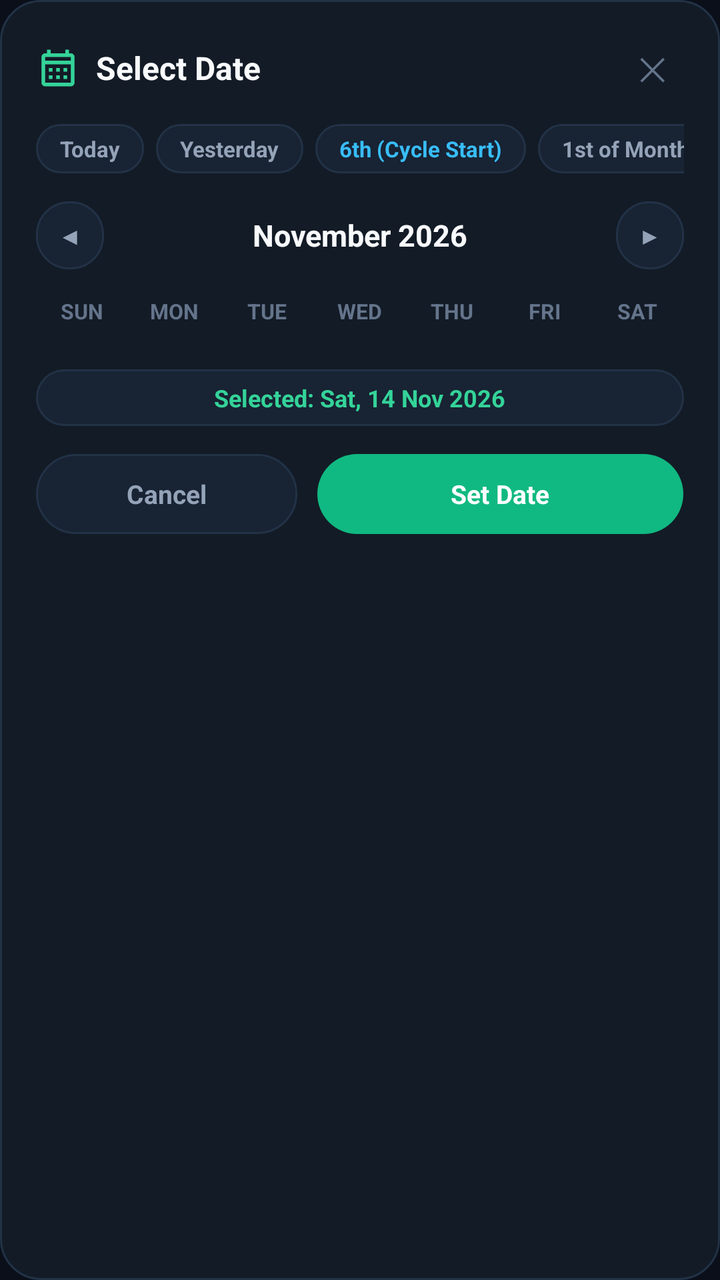
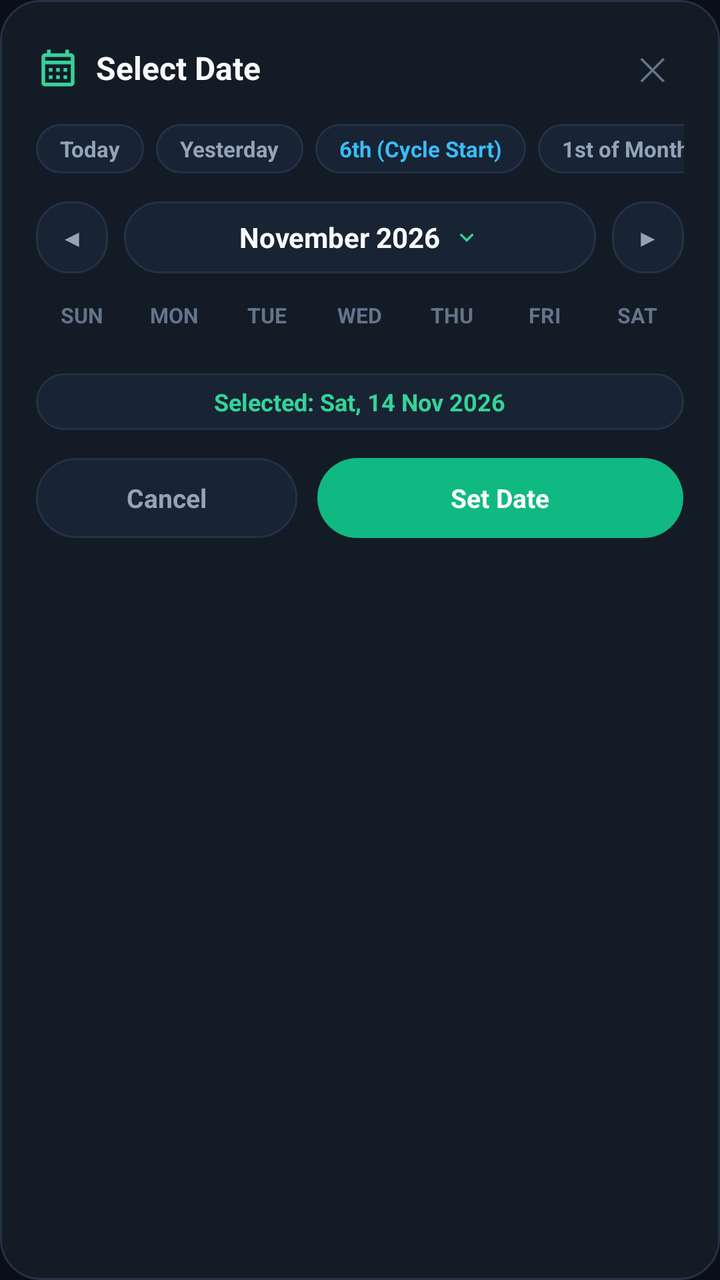

An Android layout rendered at two revisions. The XML below is the earlier revision; the diff shows what the commit changed to produce the second picture.
<!-- AndroidManifest.xml: application theme AppTheme -->
<!-- res/layout/dialog_custom_calendar.xml -->
<?xml version="1.0" encoding="utf-8"?>
<LinearLayout
    xmlns:android="http://schemas.android.com/apk/res/android"
    android:layout_width="match_parent"
    android:layout_height="wrap_content"
    android:orientation="vertical"
    android:background="@drawable/bg_dialog_calendar"
    android:padding="18dp">

    
    <LinearLayout
        android:layout_width="match_parent"
        android:layout_height="wrap_content"
        android:orientation="horizontal"
        android:gravity="center_vertical">

        <ImageView
            android:layout_width="22dp"
            android:layout_height="22dp"
            android:src="@drawable/ic_calendar"
            android:tint="@color/green_mint"
            android:layout_marginEnd="8dp"
            android:contentDescription="Calendar" />

        <TextView
            android:layout_width="0dp"
            android:layout_height="wrap_content"
            android:layout_weight="1"
            android:text="Select Date"
            android:textColor="@color/text_primary"
            android:textSize="16sp"
            android:textStyle="bold" />

        <TextView
            android:id="@+id/tvCalendarClose"
            android:layout_width="32dp"
            android:layout_height="32dp"
            android:gravity="center"
            android:text="✕"
            android:textColor="@color/text_muted"
            android:textSize="16sp"
            android:clickable="true"
            android:focusable="true" />
    </LinearLayout>

    
    <HorizontalScrollView
        android:layout_width="match_parent"
        android:layout_height="wrap_content"
        android:scrollbars="none"
        android:layout_marginTop="12dp">

        <LinearLayout
            android:layout_width="wrap_content"
            android:layout_height="wrap_content"
            android:orientation="horizontal"
            android:gravity="center_vertical">

            <TextView
                android:id="@+id/btnPresetToday"
                android:layout_width="wrap_content"
                android:layout_height="wrap_content"
                android:background="@drawable/bg_pill_dark"
                android:text="Today"
                android:textColor="@color/text_secondary"
                android:textSize="11sp"
                android:textStyle="bold"
                android:paddingStart="12dp"
                android:paddingEnd="12dp"
                android:paddingTop="5dp"
                android:paddingBottom="5dp"
                android:clickable="true"
                android:focusable="true" />

            <TextView
                android:id="@+id/btnPresetYesterday"
                android:layout_width="wrap_content"
                android:layout_height="wrap_content"
                android:layout_marginStart="6dp"
                android:background="@drawable/bg_pill_dark"
                android:text="Yesterday"
                android:textColor="@color/text_secondary"
                android:textSize="11sp"
                android:textStyle="bold"
                android:paddingStart="12dp"
                android:paddingEnd="12dp"
                android:paddingTop="5dp"
                android:paddingBottom="5dp"
                android:clickable="true"
                android:focusable="true" />

            <TextView
                android:id="@+id/btnPresetCycleStart"
                android:layout_width="wrap_content"
                android:layout_height="wrap_content"
                android:layout_marginStart="6dp"
                android:background="@drawable/bg_pill_dark"
                android:text="6th (Cycle Start)"
                android:textColor="@color/blue_sky"
                android:textSize="11sp"
                android:textStyle="bold"
                android:paddingStart="12dp"
                android:paddingEnd="12dp"
                android:paddingTop="5dp"
                android:paddingBottom="5dp"
                android:clickable="true"
                android:focusable="true" />

            <TextView
                android:id="@+id/btnPresetMonthStart"
                android:layout_width="wrap_content"
                android:layout_height="wrap_content"
                android:layout_marginStart="6dp"
                android:background="@drawable/bg_pill_dark"
                android:text="1st of Month"
                android:textColor="@color/text_secondary"
                android:textSize="11sp"
                android:textStyle="bold"
                android:paddingStart="12dp"
                android:paddingEnd="12dp"
                android:paddingTop="5dp"
                android:paddingBottom="5dp"
                android:clickable="true"
                android:focusable="true" />
        </LinearLayout>
    </HorizontalScrollView>

    
    <LinearLayout
        android:layout_width="match_parent"
        android:layout_height="wrap_content"
        android:layout_marginTop="14dp"
        android:layout_marginBottom="8dp"
        android:orientation="horizontal"
        android:gravity="center_vertical">

        <TextView
            android:id="@+id/btnPrevMonth"
            android:layout_width="34dp"
            android:layout_height="34dp"
            android:background="@drawable/bg_calendar_nav_btn"
            android:gravity="center"
            android:text="◀"
            android:textColor="@color/text_secondary"
            android:textSize="12sp"
            android:clickable="true"
            android:focusable="true" />

        <TextView
            android:id="@+id/tvMonthYear"
            android:layout_width="0dp"
            android:layout_height="wrap_content"
            android:layout_weight="1"
            android:gravity="center"
            android:text="November 2026"
            android:textColor="@color/text_primary"
            android:textSize="15sp"
            android:textStyle="bold"
            android:clickable="true"
            android:focusable="true" />

        <TextView
            android:id="@+id/btnNextMonth"
            android:layout_width="34dp"
            android:layout_height="34dp"
            android:background="@drawable/bg_calendar_nav_btn"
            android:gravity="center"
            android:text="▶"
            android:textColor="@color/text_secondary"
            android:textSize="12sp"
            android:clickable="true"
            android:focusable="true" />
    </LinearLayout>

    
    <LinearLayout
        android:layout_width="match_parent"
        android:layout_height="26dp"
        android:orientation="horizontal"
        android:gravity="center_vertical">

        <TextView
            android:layout_width="0dp"
            android:layout_height="wrap_content"
            android:layout_weight="1"
            android:gravity="center"
            android:text="SUN"
            android:textColor="@color/text_muted"
            android:textSize="10.5sp"
            android:textStyle="bold" />

        <TextView
            android:layout_width="0dp"
            android:layout_height="wrap_content"
            android:layout_weight="1"
            android:gravity="center"
            android:text="MON"
            android:textColor="@color/text_muted"
            android:textSize="10.5sp"
            android:textStyle="bold" />

        <TextView
            android:layout_width="0dp"
            android:layout_height="wrap_content"
            android:layout_weight="1"
            android:gravity="center"
            android:text="TUE"
            android:textColor="@color/text_muted"
            android:textSize="10.5sp"
            android:textStyle="bold" />

        <TextView
            android:layout_width="0dp"
            android:layout_height="wrap_content"
            android:layout_weight="1"
            android:gravity="center"
            android:text="WED"
            android:textColor="@color/text_muted"
            android:textSize="10.5sp"
            android:textStyle="bold" />

        <TextView
            android:layout_width="0dp"
            android:layout_height="wrap_content"
            android:layout_weight="1"
            android:gravity="center"
            android:text="THU"
            android:textColor="@color/text_muted"
            android:textSize="10.5sp"
            android:textStyle="bold" />

        <TextView
            android:layout_width="0dp"
            android:layout_height="wrap_content"
            android:layout_weight="1"
            android:gravity="center"
            android:text="FRI"
            android:textColor="@color/text_muted"
            android:textSize="10.5sp"
            android:textStyle="bold" />

        <TextView
            android:layout_width="0dp"
            android:layout_height="wrap_content"
            android:layout_weight="1"
            android:gravity="center"
            android:text="SAT"
            android:textColor="@color/text_muted"
            android:textSize="10.5sp"
            android:textStyle="bold" />
    </LinearLayout>

    
    <androidx.recyclerview.widget.RecyclerView
        android:id="@+id/rvCalendarGrid"
        android:layout_width="match_parent"
        android:layout_height="wrap_content"
        android:layout_marginTop="4dp"
        android:overScrollMode="never" />

    
    <LinearLayout
        android:layout_width="match_parent"
        android:layout_height="wrap_content"
        android:layout_marginTop="12dp"
        android:gravity="center"
        android:background="@drawable/bg_pill_dark"
        android:paddingStart="12dp"
        android:paddingEnd="12dp"
        android:paddingTop="6dp"
        android:paddingBottom="6dp">

        <TextView
            android:id="@+id/tvSelectedDatePreview"
            android:layout_width="wrap_content"
            android:layout_height="wrap_content"
            android:text="Selected: Sat, 14 Nov 2026"
            android:textColor="@color/green_mint"
            android:textSize="12sp"
            android:textStyle="bold" />
    </LinearLayout>

    
    <LinearLayout
        android:layout_width="match_parent"
        android:layout_height="wrap_content"
        android:layout_marginTop="14dp"
        android:orientation="horizontal">

        <TextView
            android:id="@+id/btnCalendarCancel"
            android:layout_width="0dp"
            android:layout_height="40dp"
            android:layout_weight="1"
            android:gravity="center"
            android:background="@drawable/bg_pill_dark"
            android:text="Cancel"
            android:textColor="@color/text_secondary"
            android:textSize="13sp"
            android:textStyle="bold"
            android:clickable="true"
            android:focusable="true" />

        <View
            android:layout_width="10dp"
            android:layout_height="1dp" />

        <TextView
            android:id="@+id/btnCalendarConfirm"
            android:layout_width="0dp"
            android:layout_height="40dp"
            android:layout_weight="1.4"
            android:gravity="center"
            android:background="@drawable/bg_pill_emerald"
            android:text="Set Date"
            android:textColor="#FFFFFF"
            android:textSize="13sp"
            android:textStyle="bold"
            android:clickable="true"
            android:focusable="true" />
    </LinearLayout>

</LinearLayout>
<!-- resources referenced by this layout -->
<resources>
  <color name="blue_sky">#38BDF8</color>
  <color name="green_mint">#34D399</color>
  <color name="text_muted">#64748B</color>
  <color name="text_primary">#F8FAFC</color>
  <color name="text_secondary">#94A3B8</color>
  <!-- drawable bg_calendar_nav_btn (drawable) -->
  <?xml version="1.0" encoding="utf-8"?>
  <shape xmlns:android="http://schemas.android.com/apk/res/android"
      android:shape="rectangle">
      <solid android:color="@color/bg_card_secondary" />
      <corners android:radius="16dp" />
      <stroke android:width="1dp" android:color="@color/border_dark" />
  </shape>
  <!-- drawable bg_dialog_calendar (drawable) -->
  <?xml version="1.0" encoding="utf-8"?>
  <shape xmlns:android="http://schemas.android.com/apk/res/android"
      android:shape="rectangle">
      <solid android:color="@color/bg_card" />
      <corners android:radius="20dp" />
      <stroke android:width="1dp" android:color="@color/border_dark" />
  </shape>
  <!-- drawable bg_pill_dark (drawable) -->
  <?xml version="1.0" encoding="utf-8"?>
  <shape xmlns:android="http://schemas.android.com/apk/res/android"
      android:shape="rectangle">
      <solid android:color="@color/bg_card_secondary" />
      <corners android:radius="20dp" />
      <stroke
          android:width="1dp"
          android:color="@color/border_dark" />
  </shape>
  <!-- drawable bg_pill_emerald (drawable) -->
  <?xml version="1.0" encoding="utf-8"?>
  <shape xmlns:android="http://schemas.android.com/apk/res/android"
      android:shape="rectangle">
      <solid android:color="@color/green_emerald" />
      <corners android:radius="24dp" />
  </shape>
  <!-- drawable ic_calendar (drawable) -->
  <vector xmlns:android="http://schemas.android.com/apk/res/android"
      android:width="22dp"
      android:height="22dp"
      android:viewportWidth="24"
      android:viewportHeight="24">
    <path
        android:fillColor="#34D399"
        android:pathData="M19,4h-1V2h-2v2H8V2H6v2H5C3.89,4 3.01,4.9 3.01,6L3,20c0,1.1 0.89,2 2,2h14c1.1,0 2,-0.9 2,-2V6C21,4.9 20.1,4 19,4zM19,20H5V10h14V20zM19,8H5V6h14V8zM9,14H7v-2h2V14zM13,14h-2v-2h2V14zM17,14h-2v-2h2V14zM9,18H7v-2h2V18zM13,18h-2v-2h2V18zM17,18h-2v-2h2V18z"/>
  </vector>
  <style name="AppTheme" parent="Theme.MaterialComponents.DayNight.NoActionBar">
          <item name="colorPrimary">@color/colorPrimary</item>
          <item name="colorPrimaryDark">@color/colorPrimaryDark</item>
          <item name="colorAccent">@color/colorAccent</item>
          <item name="android:windowBackground">@color/bg_dark</item>
          <item name="android:statusBarColor">@color/bg_dark</item>
          <item name="android:navigationBarColor">@color/nav_bottom_bg</item>
          <item name="android:textColorPrimary">@color/text_primary</item>
          <item name="android:textColorSecondary">@color/text_secondary</item>
      </style>
  <color name="bg_card_secondary">#182333</color>
  <color name="border_dark">#223247</color>
  <color name="bg_card">#131B26</color>
  <color name="green_emerald">#10B981</color>
  <color name="colorPrimary">#10B981</color>
  <color name="colorPrimaryDark">#0B0F19</color>
  <color name="colorAccent">#10B981</color>
  <color name="bg_dark">#0B0F19</color>
  <color name="nav_bottom_bg">#0E1420</color>
</resources>

<!-- the commit's change to res/layout/dialog_custom_calendar.xml (unified diff, before → after) -->
@@ -136,8 +136,8 @@
 
         <TextView
             android:id="@+id/btnPrevMonth"
-            android:layout_width="34dp"
-            android:layout_height="34dp"
+            android:layout_width="36dp"
+            android:layout_height="36dp"
             android:background="@drawable/bg_calendar_nav_btn"
             android:gravity="center"
             android:text="◀"
@@ -146,23 +146,41 @@
             android:clickable="true"
             android:focusable="true" />
 
-        <TextView
-            android:id="@+id/tvMonthYear"
-            android:layout_width="0dp"
-            android:layout_height="wrap_content"
-            android:layout_weight="1"
-            android:gravity="center"
-            android:text="November 2026"
-            android:textColor="@color/text_primary"
-            android:textSize="15sp"
-            android:textStyle="bold"
-            android:clickable="true"
-            android:focusable="true" />
+        <LinearLayout
+            android:id="@+id/btnMonthYearContainer"
+            android:layout_width="0dp"
+            android:layout_height="36dp"
+            android:layout_weight="1"
+            android:layout_marginStart="8dp"
+            android:layout_marginEnd="8dp"
+            android:background="@drawable/bg_pill_dark"
+            android:orientation="horizontal"
+            android:gravity="center"
+            android:clickable="true"
+            android:focusable="true">
+
+            <TextView
+                android:id="@+id/tvMonthYear"
+                android:layout_width="wrap_content"
+                android:layout_height="wrap_content"
+                android:text="November 2026"
+                android:textColor="@color/text_primary"
+                android:textSize="14sp"
+                android:textStyle="bold" />
+
+            <ImageView
+                android:layout_width="14dp"
+                android:layout_height="14dp"
+                android:layout_marginStart="6dp"
+                android:src="@drawable/ic_chevron_down"
+                android:tint="@color/green_mint"
+                android:contentDescription="Select Month and Year" />
+        </LinearLayout>
 
         <TextView
             android:id="@+id/btnNextMonth"
-            android:layout_width="34dp"
-            android:layout_height="34dp"
+            android:layout_width="36dp"
+            android:layout_height="36dp"
             android:background="@drawable/bg_calendar_nav_btn"
             android:gravity="center"
             android:text="▶"
<!-- resource entries referenced after the edit -->
@@ -48,6 +48,17 @@
         android:fillColor="#34D399"
         android:pathData="M19,4h-1V2h-2v2H8V2H6v2H5C3.89,4 3.01,4.9 3.01,6L3,20c0,1.1 0.89,2 2,2h14c1.1,0 2,-0.9 2,-2V6C21,4.9 20.1,4 19,4zM19,20H5V10h14V20zM19,8H5V6h14V8zM9,14H7v-2h2V14zM13,14h-2v-2h2V14zM17,14h-2v-2h2V14zM9,18H7v-2h2V18zM13,18h-2v-2h2V18zM17,18h-2v-2h2V18z"/>
   </vector>
+  <!-- drawable ic_chevron_down (drawable) -->
+  <?xml version="1.0" encoding="utf-8"?>
+  <vector xmlns:android="http://schemas.android.com/apk/res/android"
+      android:width="20dp"
+      android:height="20dp"
+      android:viewportWidth="24"
+      android:viewportHeight="24">
+      <path
+          android:fillColor="@color/green_mint"
+          android:pathData="M7.41,8.59L12,13.17l4.59,-4.58L18,10l-6,6 -6,-6 1.41,-1.41z"/>
+  </vector>
   <style name="AppTheme" parent="Theme.MaterialComponents.DayNight.NoActionBar">
           <item name="colorPrimary">@color/colorPrimary</item>
           <item name="colorPrimaryDark">@color/colorPrimaryDark</item>
